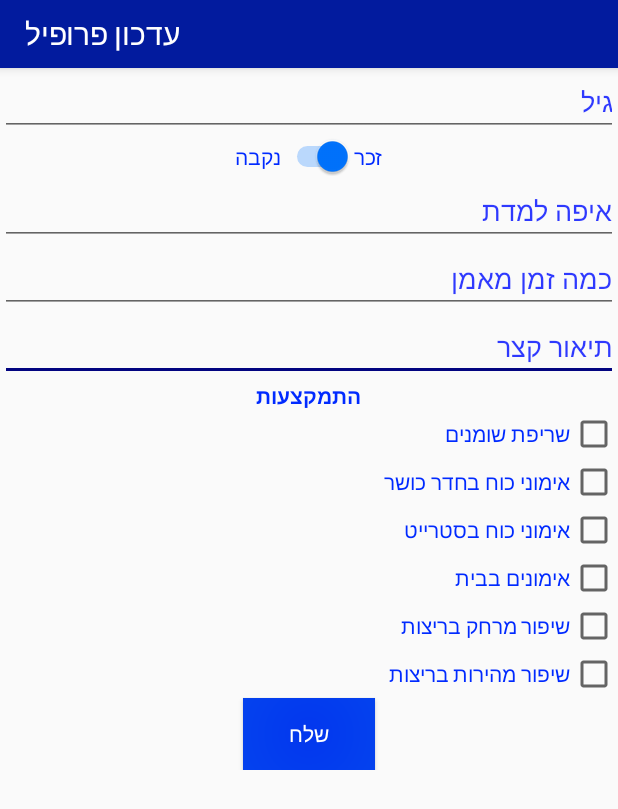
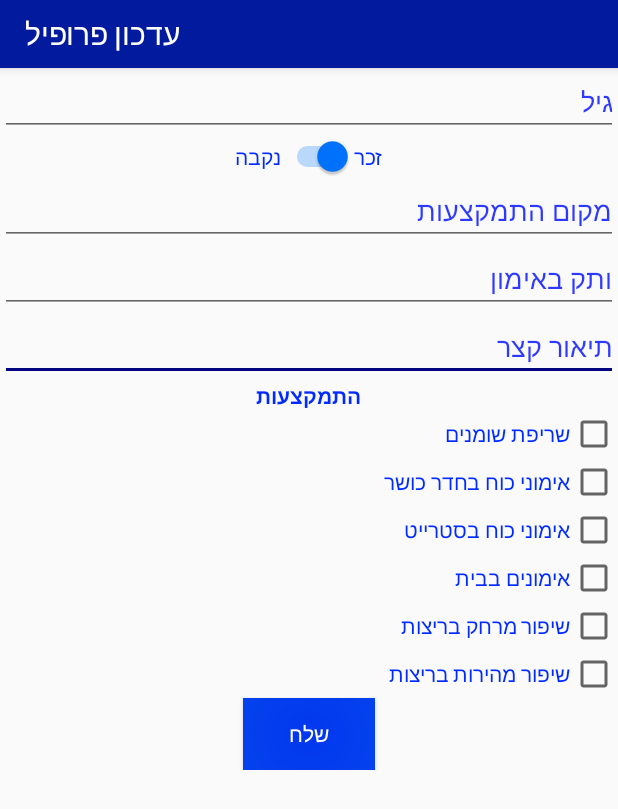
Before and after one commit to alonspivack1/Coach, an Android app: the CoachProfileMaker screen opened directly, with no data from a screen before it, on a phone screen of 412 x 824 dp. Shown: the top 809 px of the screen. Run offline under Robolectric (Android 15) with nearby library versions, the phone set to English and light mode, and no system bars; our stand-ins replace Firebase (no records; nobody signed in at launch, a user with empty details on screens opened directly); 7 statements that could not run were skipped.

Commit message:
Last update

```diff
--- a/app/src/main/java/coach/coach/CoachListAdapter.java
+++ b/app/src/main/java/coach/coach/CoachListAdapter.java
@@ -110,8 +110,8 @@ public class CoachListAdapter extends ArrayAdapter<Coach> {
         holder.sex.setText(person.getSex());*/
         holder.tvlistname.setText("שם: "+coach.getName());
         holder.tvlistage.setText("גיל: " + coach.getAge());
-        holder.tvlisttime.setText("כמה זמן מאמן: "+coach.getTime());
-        holder.tvlistwhere.setText("איפה למד לאמן: "+coach.getWhere());
+        holder.tvlisttime.setText("ותק באימון: "+coach.getTime());
+        holder.tvlistwhere.setText("מקום התמקצעות: "+coach.getWhere());
         holder.tvlistprofessionalization.setText("התמקצעות: "+coach.getProfessionalization());
         holder.tvlistgender.setText("מין: "+coach.getGender());
         holder.tvlistdescription.setText("תיאור קצר: "+coach.getDescription());
--- a/app/src/main/res/layout/activity_coach_profile_maker.xml
+++ b/app/src/main/res/layout/activity_coach_profile_maker.xml
@@ -57,7 +57,7 @@ tools:context=".CoachProfileMaker">
             android:layout_height="wrap_content"
             android:ems="10"
             android:gravity="right"
-            android:hint="איפה למדת"
+            android:hint="מקום התמקצעות"
             android:textColor="@color/colorText"
             android:textColorHint="@color/colorHint"
             android:inputType="textPersonName" />
@@ -68,7 +68,7 @@ tools:context=".CoachProfileMaker">
             android:layout_height="wrap_content"
             android:ems="10"
             android:gravity="right"
-            android:hint="כמה זמן מאמן"
+            android:hint="ותק באימון"
             android:textColor="@color/colorText"
             android:textColorHint="@color/colorHint"
             android:inputType="textPersonName" />
```
